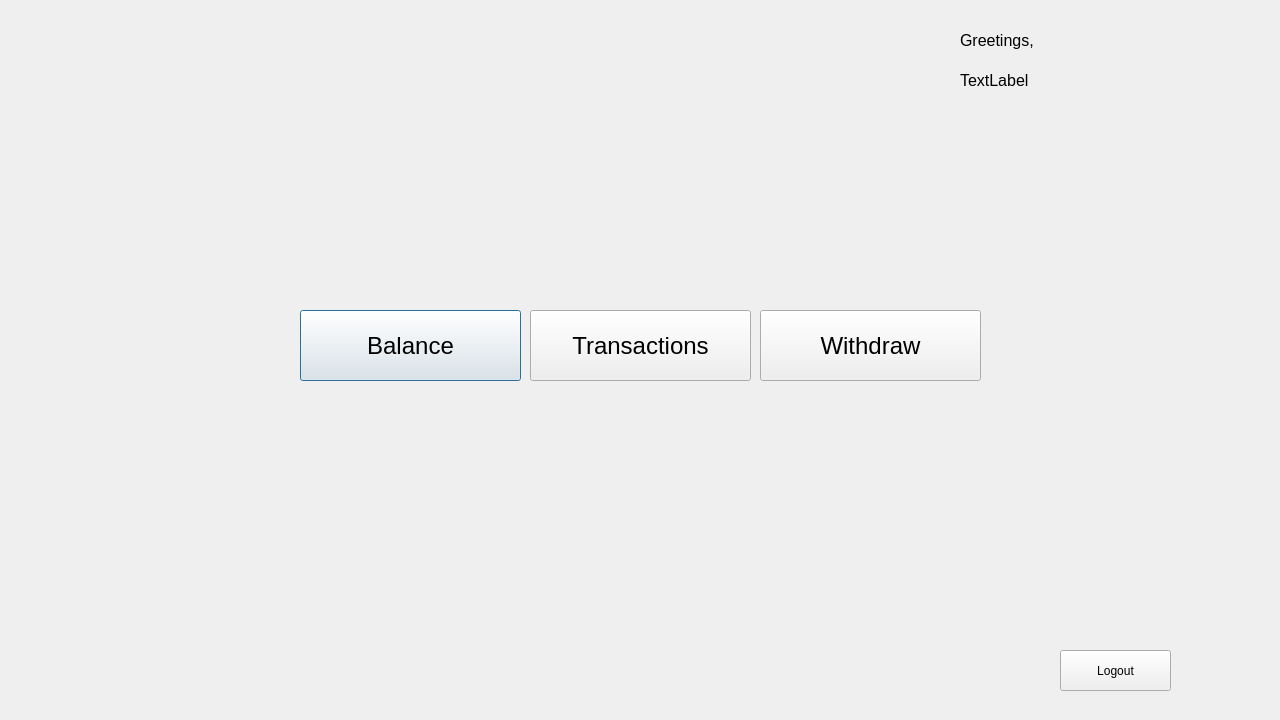
Above: bank-automat/mainmenu.ui from alavuvi/atm-simulator-project before the change. Below: the same form after it.
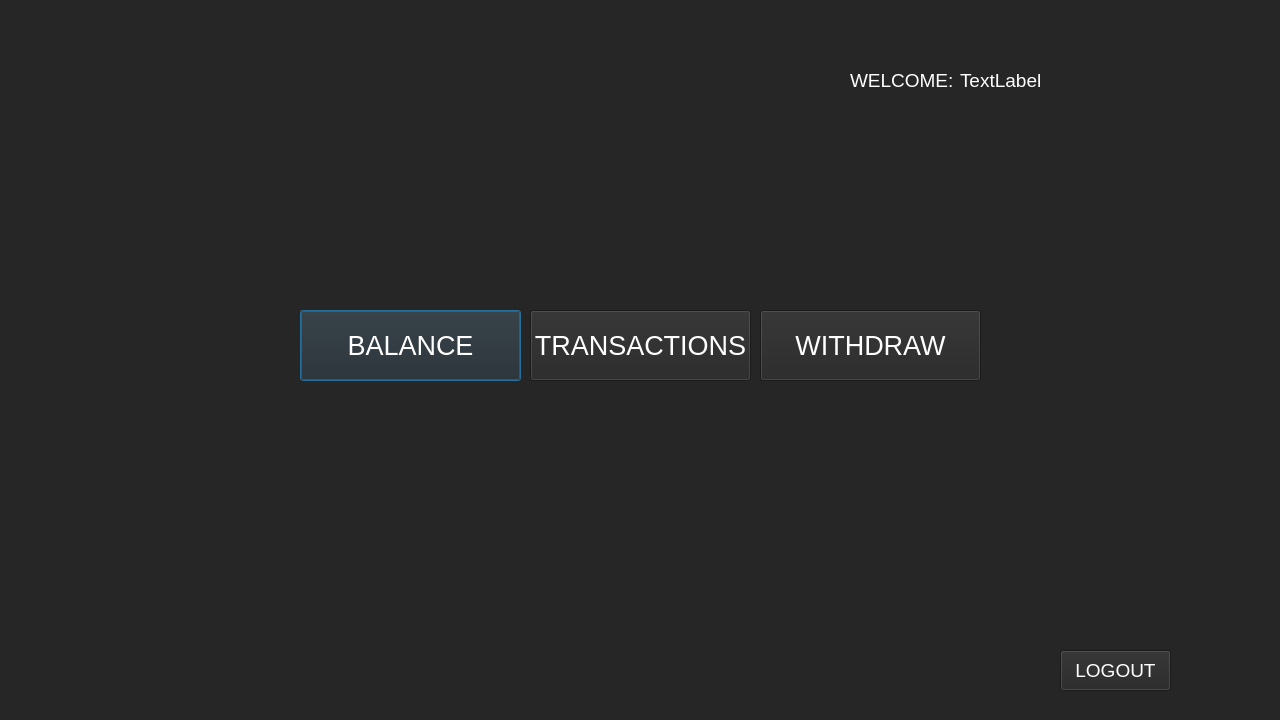
That is the form after the change.

```diff
--- a/bank-automat/mainmenu.ui
+++ b/bank-automat/mainmenu.ui
@@ -19,22 +19,28 @@
   <property name="windowTitle">
    <string>Dialog</string>
   </property>
+  <property name="styleSheet">
+   <string notr="true">background-color: rgb(38, 38, 38);</string>
+  </property>
   <widget class="QLabel" name="labelHello">
    <property name="geometry">
     <rect>
-     <x>960</x>
-     <y>30</y>
+     <x>850</x>
+     <y>70</y>
      <width>271</width>
      <height>21</height>
     </rect>
    </property>
    <property name="font">
     <font>
-     <pointsize>12</pointsize>
+     <pointsize>14</pointsize>
     </font>
    </property>
+   <property name="styleSheet">
+    <string notr="true">color: rgb(255, 255, 255);</string>
+   </property>
    <property name="text">
-    <string>Greetings,</string>
+    <string>WELCOME:</string>
    </property>
   </widget>
   <widget class="QPushButton" name="btnBalance">
@@ -48,11 +54,14 @@
    </property>
    <property name="font">
     <font>
-     <pointsize>18</pointsize>
+     <pointsize>20</pointsize>
     </font>
    </property>
+   <property name="styleSheet">
+    <string notr="true">color: rgb(255, 255, 255);</string>
+   </property>
    <property name="text">
-    <string>Balance</string>
+    <string>BALANCE</string>
    </property>
   </widget>
   <widget class="QPushButton" name="btnTransactions">
@@ -66,11 +75,14 @@
    </property>
    <property name="font">
     <font>
-     <pointsize>18</pointsize>
+     <pointsize>20</pointsize>
     </font>
    </property>
+   <property name="styleSheet">
+    <string notr="true">color: rgb(255, 255, 255);</string>
+   </property>
    <property name="text">
-    <string>Transactions</string>
+    <string>TRANSACTIONS</string>
    </property>
   </widget>
   <widget class="QPushButton" name="btnWithdraw">
@@ -84,11 +96,14 @@
    </property>
    <property name="font">
     <font>
-     <pointsize>18</pointsize>
+     <pointsize>20</pointsize>
     </font>
    </property>
+   <property name="styleSheet">
+    <string notr="true">color: rgb(255, 255, 255);</string>
+   </property>
    <property name="text">
-    <string>Withdraw</string>
+    <string>WITHDRAW</string>
    </property>
   </widget>
   <widget class="QPushButton" name="btnLogout">
@@ -100,8 +115,16 @@
      <height>41</height>
     </rect>
    </property>
+   <property name="font">
+    <font>
+     <pointsize>14</pointsize>
+    </font>
+   </property>
+   <property name="styleSheet">
+    <string notr="true">color: rgb(255, 255, 255);</string>
+   </property>
    <property name="text">
-    <string>Logout</string>
+    <string>LOGOUT</string>
    </property>
   </widget>
   <widget class="QLabel" name="label">
@@ -115,9 +138,12 @@
    </property>
    <property name="font">
     <font>
-     <pointsize>12</pointsize>
+     <pointsize>14</pointsize>
     </font>
    </property>
+   <property name="styleSheet">
+    <string notr="true">color: rgb(255, 255, 255);</string>
+   </property>
    <property name="text">
     <string>TextLabel</string>
    </property>
```
